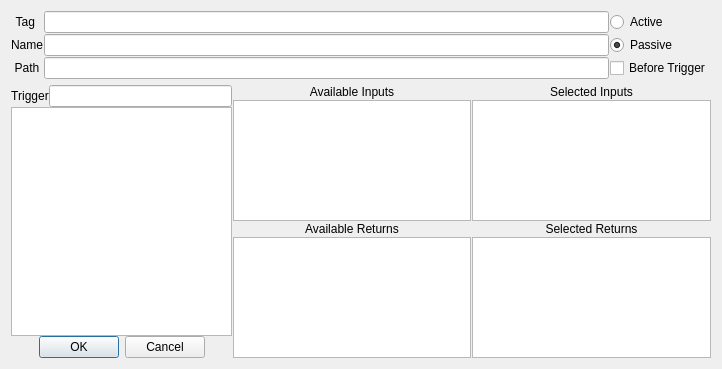
This is ActionSetup.ui in AndrewReynen/Lazylyst as Qt 5 draws it before an edit. The edited form follows.
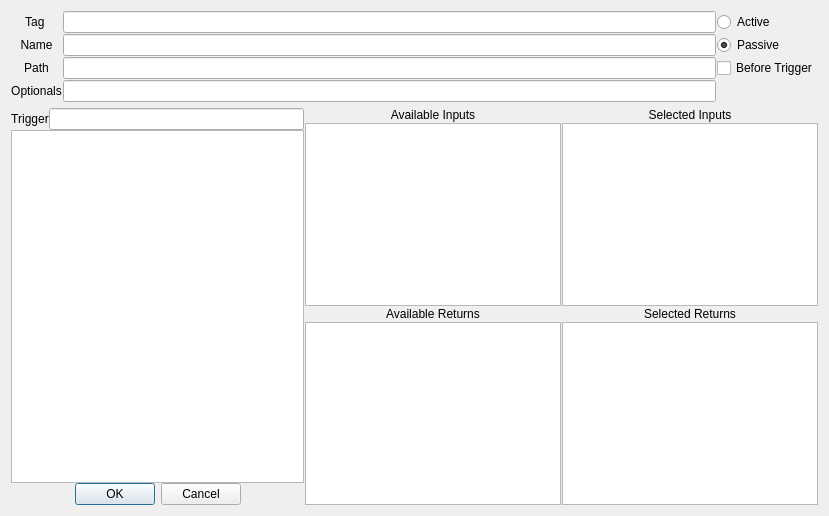
This is the edited form.

Commit message: action functionality

```diff
--- a/ActionSetup.ui
+++ b/ActionSetup.ui
@@ -6,8 +6,8 @@
    <rect>
     <x>0</x>
     <y>0</y>
-    <width>722</width>
-    <height>369</height>
+    <width>829</width>
+    <height>516</height>
    </rect>
   </property>
   <property name="windowTitle">
@@ -15,11 +15,11 @@
   </property>
   <layout class="QVBoxLayout" name="verticalLayout">
    <item>
-    <layout class="QGridLayout" name="actShortInputLayout" rowstretch="0,0,0" columnstretch="0,0,0,0">
+    <layout class="QGridLayout" name="actShortInputLayout" rowstretch="0,0,0,0,0,0" columnstretch="0,0,0,0" columnminimumwidth="0,0,0,0">
      <property name="spacing">
       <number>1</number>
      </property>
-     <item row="2" column="1">
+     <item row="3" column="1">
       <widget class="QLabel" name="actPathLabel">
        <property name="sizePolicy">
         <sizepolicy hsizetype="Preferred" vsizetype="Preferred">
@@ -29,7 +29,7 @@
        </property>
        <property name="maximumSize">
         <size>
-         <width>60</width>
+         <width>16777215</width>
          <height>16777215</height>
         </size>
        </property>
@@ -47,6 +47,25 @@
        </property>
       </widget>
      </item>
+     <item row="1" column="1">
+      <widget class="QLabel" name="actNameLabel">
+       <property name="font">
+        <font>
+         <weight>50</weight>
+         <bold>false</bold>
+        </font>
+       </property>
+       <property name="text">
+        <string>Name</string>
+       </property>
+       <property name="alignment">
+        <set>Qt::AlignCenter</set>
+       </property>
+      </widget>
+     </item>
+     <item row="0" column="2">
+      <widget class="QLineEdit" name="actTagLineEdit"/>
+     </item>
      <item row="0" column="1">
       <widget class="QLabel" name="actTagLabel">
        <property name="sizePolicy">
@@ -75,31 +94,6 @@
        </property>
       </widget>
      </item>
-     <item row="1" column="1">
-      <widget class="QLabel" name="actNameLabel">
-       <property name="font">
-        <font>
-         <weight>50</weight>
-         <bold>false</bold>
-        </font>
-       </property>
-       <property name="text">
-        <string>Name</string>
-       </property>
-       <property name="alignment">
-        <set>Qt::AlignCenter</set>
-       </property>
-      </widget>
-     </item>
-     <item row="0" column="2">
-      <widget class="QLineEdit" name="actTagLineEdit"/>
-     </item>
-     <item row="1" column="2">
-      <widget class="QLineEdit" name="actNameLineEdit"/>
-     </item>
-     <item row="2" column="2">
-      <widget class="QLineEdit" name="actPathLineEdit"/>
-     </item>
      <item row="1" column="3">
       <widget class="QRadioButton" name="actPassiveRadio">
        <property name="text">
@@ -117,13 +111,50 @@
        </property>
       </widget>
      </item>
-     <item row="2" column="3">
+     <item row="3" column="3">
       <widget class="QCheckBox" name="passiveBeforeCheck">
        <property name="text">
         <string>Before Trigger</string>
        </property>
       </widget>
      </item>
+     <item row="3" column="2">
+      <widget class="QLineEdit" name="actPathLineEdit"/>
+     </item>
+     <item row="1" column="2">
+      <widget class="QLineEdit" name="actNameLineEdit"/>
+     </item>
+     <item row="5" column="2">
+      <widget class="QLineEdit" name="actOptionalsLineEdit"/>
+     </item>
+     <item row="5" column="1">
+      <widget class="QLabel" name="actOptionalsLabel">
+       <property name="sizePolicy">
+        <sizepolicy hsizetype="Preferred" vsizetype="Preferred">
+         <horstretch>0</horstretch>
+         <verstretch>0</verstretch>
+        </sizepolicy>
+       </property>
+       <property name="maximumSize">
+        <size>
+         <width>16777215</width>
+         <height>16777215</height>
+        </size>
+       </property>
+       <property name="font">
+        <font>
+         <weight>50</weight>
+         <bold>false</bold>
+        </font>
+       </property>
+       <property name="text">
+        <string>Optionals</string>
+       </property>
+       <property name="alignment">
+        <set>Qt::AlignCenter</set>
+       </property>
+      </widget>
+     </item>
     </layout>
    </item>
    <item>
```
The commit also changes 15 other files.
